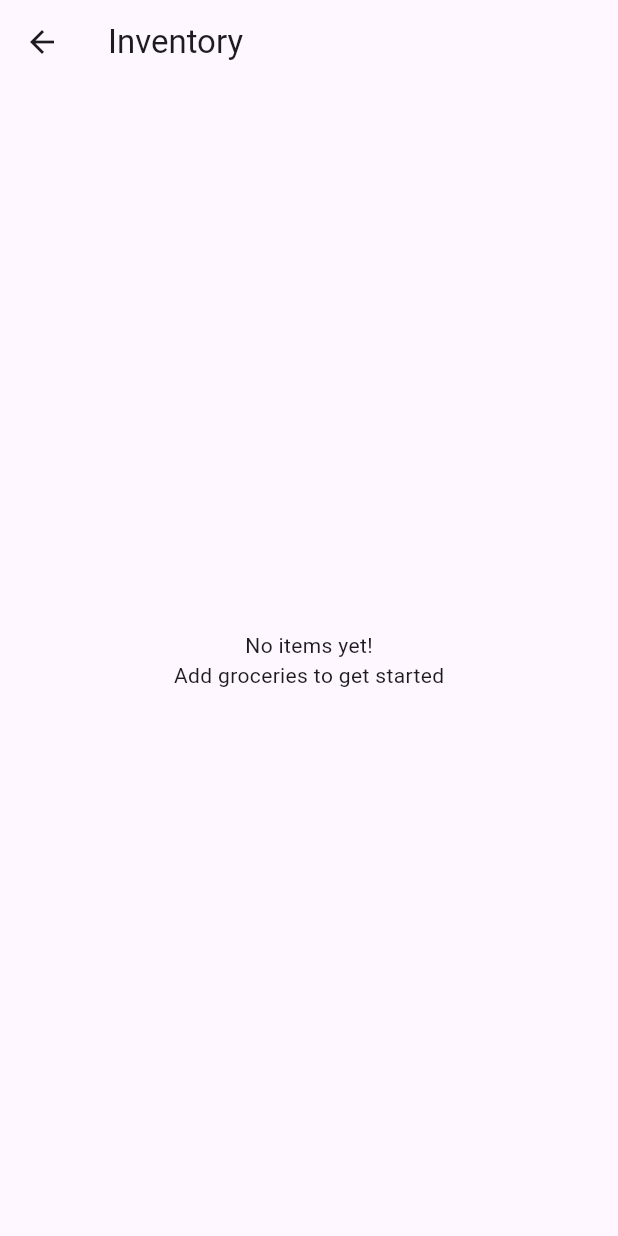
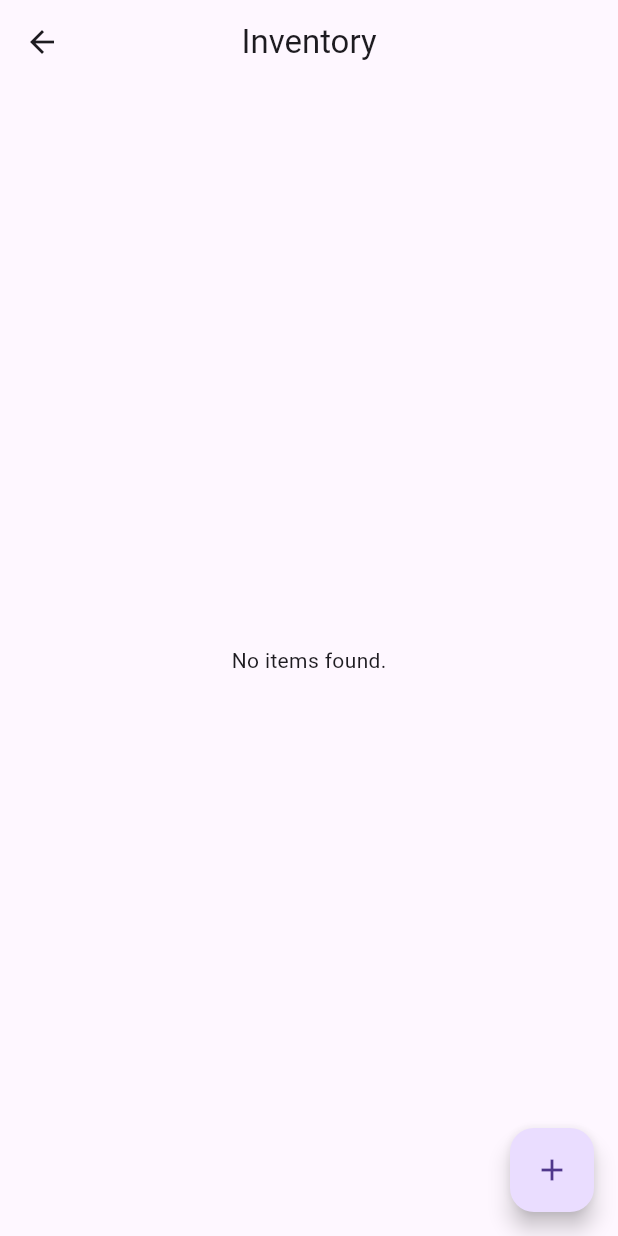
Before and after one commit to liz2lio/grocery_manager, a Flutter app: the screen it shows after launch, after a tap on "View All Items", on a phone screen of 412 x 824 dp. Run offline on Flutter 3.47's test engine with Material 3 defaults, Android fonts, the phone set to English and light mode, and no system bars; our stand-ins replace flutter_form_builder, form_builder_validators, get, hive_ce_flutter; accounts and stored records are empty.

Commit message:
3Mar update

```diff
--- a/lib/main.dart
+++ b/lib/main.dart
@@ -38,7 +38,11 @@ class GroceryApp extends StatelessWidget {
   @override
   Widget build(BuildContext context) {
     return GetMaterialApp( title: 'Grocery Manager',
-    home: const MainScreen(),
+    initialRoute: '/',
+    //home: const MainScreen(),
+    getPages: [
+      GetPage(name: '/', page:() => MainScreen()),
+    ]
     );
  }
 }
--- a/lib/screens/home_screen.dart
+++ b/lib/screens/home_screen.dart
@@ -1,9 +1,9 @@
 import 'package:flutter/material.dart';
-//import 'package:grocery_manager/screens/add_item_screen.dart';
 import 'inventory_screen.dart';
 import 'package:get/get.dart';
 import 'add_item_screen.dart';
-//import 'screens/add_screen.dart';
+import 'stats_screen.dart';
+
 
 class HomeScreen extends StatelessWidget {
    const HomeScreen ({super.key});
@@ -11,19 +11,39 @@ class HomeScreen extends StatelessWidget {
   @override
   Widget build(BuildContext context) {
 
-   //final List<String> myItems = ['Apple', 'Bread', 'Milk'];
-   //final List<String> myItems = [];
+ //MediaQuery to get screen info
+    double screenWidth = MediaQuery.of(context).size.width;
+    bool isTablet = screenWidth > 600; //breakpoint
 
     return Center(
-      child: Column (
-        mainAxisSize: MainAxisSize.min,
-        crossAxisAlignment: CrossAxisAlignment.center,
+      //maxWidth constraint
+      child: ConstrainedBox(constraints: const BoxConstraints(maxWidth: 1000),
+        child: Padding(
+          padding: const EdgeInsets.all(20.0),
+          child: Column(
+            mainAxisAlignment: MainAxisAlignment.center,
             children: [
               Text("Select how you want to manage your inventory",
               textAlign: TextAlign.center,),
 
               SizedBox(height:40), //spacing
 
+              isTablet
+                ? Column(mainAxisAlignment: MainAxisAlignment.center,
+                children:  _buttons(),
+               )
+                : Column (
+                children:  _buttons(),
+                )
+
+          ],
+          ),
+        ),
+        ),
+      );
+}
+List <Widget> _buttons() {
+          return [
           ElevatedButton(
               onPressed: () {
                 Get.to(() => AddItemScreen());
@@ -33,15 +53,21 @@ class HomeScreen extends StatelessWidget {
 
           SizedBox(height:20), //spacing
 
-
           ElevatedButton(
               onPressed: () {
                 Get.to(() => InventoryScreen());
                 },
                 child: Text("View All Items"), //Go to InventoryScreen
             ),
-        ]
-      )
-    );
+
+            SizedBox(height:20), //spacing
+
+             ElevatedButton(
+              onPressed: () {
+                Get.to(() => StatsScreen());
+                },
+                child: Text("View Stats"), //Go to InventoryScreen
+            ),
+            ];
           }
 }
--- a/lib/screens/inventory_screen.dart
+++ b/lib/screens/inventory_screen.dart
@@ -1,53 +1,57 @@
 import 'package:flutter/material.dart';
 import 'package:get/get.dart';
-//import 'package:provider/provider.dart';
+import 'add_item_screen.dart';
 import '../controllers/grocery_controller.dart';
-//import '../widgets/item_card.dart';
+import '../widgets/item_card.dart';
 
 class InventoryScreen extends StatelessWidget {
   InventoryScreen({super.key});
-  //final List<String> items; // final variable must be initialized
-
-  //InventoryScreen({Key? key, required this.items}) : super(key: key);
   final GroceryController groceryController = Get.find<GroceryController>();
 
   @override
   Widget build(BuildContext context) {
     return Scaffold(
-      appBar: AppBar(title: Text("Inventory"),
-      ),
+      appBar: AppBar(title: const Text("Inventory"),
+      centerTitle: true,),
+      body: Center(
+        child: ConstrainedBox(
+          constraints: const BoxConstraints(maxWidth: 1000), // Max Width Requirement
+          child: LayoutBuilder(
+            builder: (context, constraints) {
+              // Breakpoint: Mobile vs Tablet
+              int crossAxisCount = constraints.maxWidth < 600 ? 2 : 4;
 
-      //message if the list is empty
-      body: Obx(() {
-        if (groceryController.groceryList.isEmpty) {
-          return Center(
-            child: Column (
-              mainAxisAlignment: MainAxisAlignment.center,
-              children: [
-                Text( 'No items yet!'),
-                Text( 'Add groceries to get started'),
-              ],
+              return Obx(() {
+                if (groceryController.groceryList.isEmpty) {
+                  return const Center(child: Text("No items found."));
+                }
+                return GridView.builder(
+                  padding: const EdgeInsets.all(16),
+                  gridDelegate: SliverGridDelegateWithFixedCrossAxisCount(
+                    crossAxisCount: crossAxisCount,
+                    crossAxisSpacing: 10,
+                    mainAxisSpacing: 10,
+                    childAspectRatio: 0.9,
+                  ),
+                  itemCount: groceryController.groceryList.length,
+                  itemBuilder: (context, index) {
+                    final item = groceryController.groceryList[index];
+                    return GestureDetector(
+                      onTap: () => Get.toNamed('/item/$index'),
+                      child: ItemCard(item: item, index: index),
+                    );
+                  },
+                );
+              });
+            },
+          ),
+        ),
+        ),
+              floatingActionButton: FloatingActionButton(
+                onPressed: () => Get.to(() => const AddItemScreen()),
+                child: const Icon(Icons.add),
             ),
-          );
-      }
 
-      //show items
-      return ListView.builder(itemCount: groceryController.groceryList.length,
-      itemBuilder: (context,index) {
-        final item = groceryController.groceryList[index];
-        return ListTile(
-          title: Text(item.name),
-          subtitle: Text('Quantity: ${item.quantity}'),
-          trailing: IconButton(icon: Icon(Icons.delete, color: Colors.red),
-          onPressed: () {
-            groceryController.removeItem(index);
-
-          },
-          ),
-          );
-          },
-          );
-      }),
-        );
+    );
   }
 }
```
Also changed, not shown: lib/screens/add_item_screen.dart (+18 -5 lines), lib/screens/stats_screen.dart (added, +83 -0 lines), lib/widgets/item_card.dart (+58 -26 lines), lib/widgets/quantity_counter_widget.dart (deleted). Lines whose indentation alone changed are shown as unchanged.
